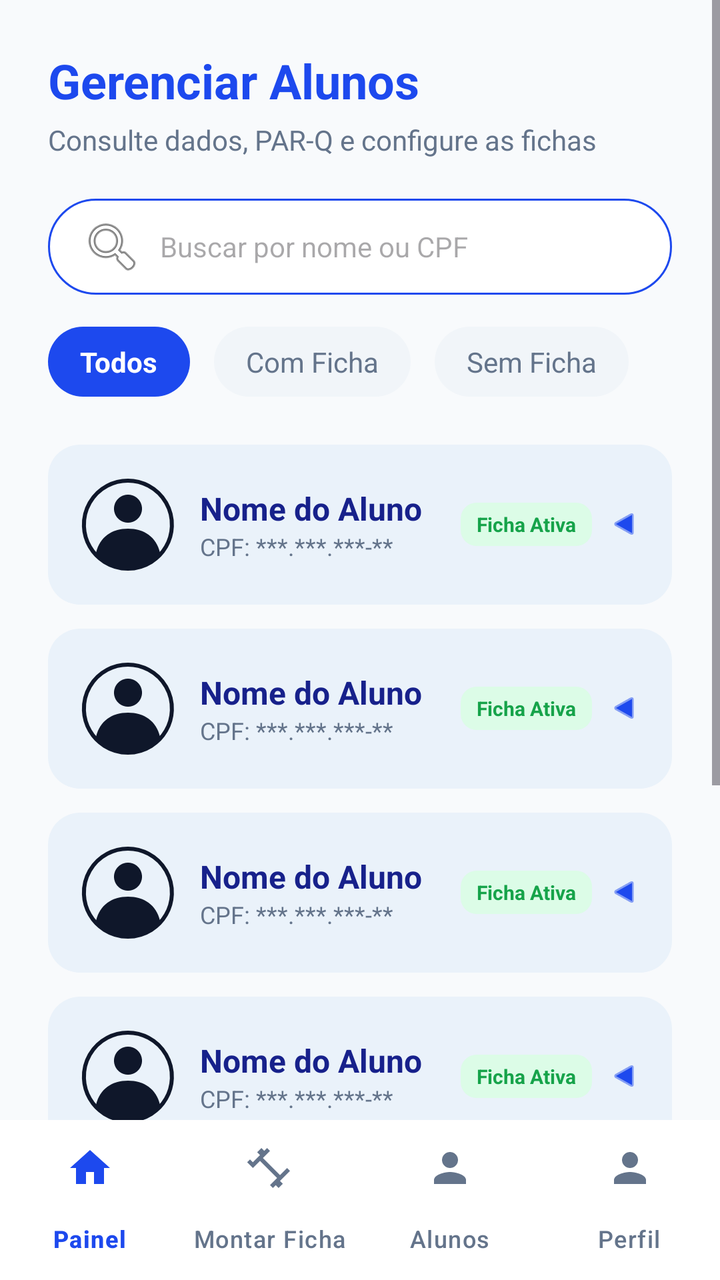
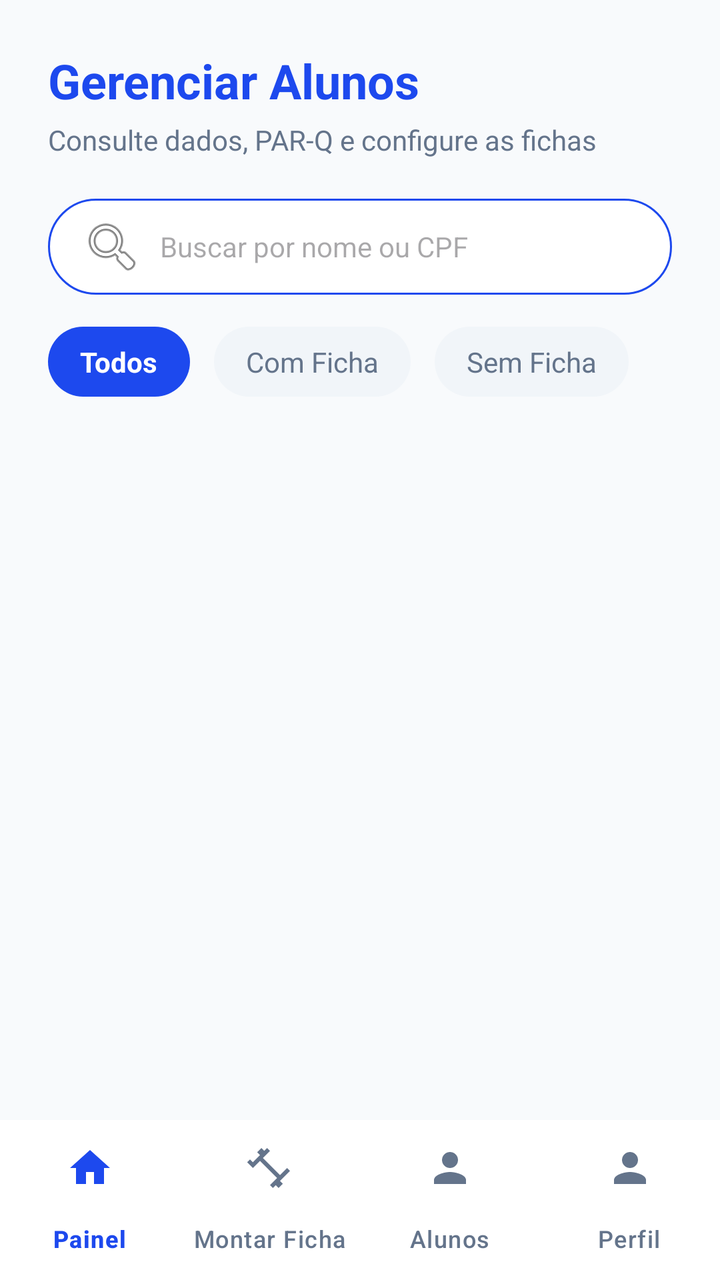

The first picture is an Android layout as it rendered before a commit; the second is the same layout after the commit. The layout source and the unified diff follow.
<!-- AndroidManifest.xml: application theme Theme.AcademiaUniforTelas1 -->
<!-- res/layout/activity_alunos_instrutor.xml -->
<?xml version="1.0" encoding="utf-8"?>
<androidx.constraintlayout.widget.ConstraintLayout xmlns:android="http://schemas.android.com/apk/res/android"
    xmlns:app="http://schemas.android.com/apk/res-auto"
    xmlns:tools="http://schemas.android.com/tools"
    android:layout_width="match_parent"
    android:layout_height="match_parent"
    android:fitsSystemWindows="true"
    android:background="@color/background_white">

    <ScrollView
        android:layout_width="match_parent"
        android:layout_height="0dp"
        android:fillViewport="true"
        app:layout_constraintBottom_toTopOf="@id/bottomNavInstrutor"
        app:layout_constraintTop_toTopOf="parent">

        <LinearLayout
            android:layout_width="match_parent"
            android:layout_height="wrap_content"
            android:orientation="vertical"
            android:paddingHorizontal="24dp"
            android:paddingTop="24dp">

            <TextView
                android:layout_width="wrap_content"
                android:layout_height="wrap_content"
                android:text="Gerenciar Alunos"
                android:textColor="@color/primary_blue"
                android:textSize="24sp"
                android:textStyle="bold" />

            <TextView
                android:layout_width="wrap_content"
                android:layout_height="wrap_content"
                android:layout_marginTop="4dp"
                android:text="Consulte dados, PAR-Q e configure as fichas"
                android:textColor="@color/text_gray"
                android:textSize="14sp" />

            
            <EditText
                android:layout_width="match_parent"
                android:layout_height="48dp"
                android:layout_marginTop="20dp"
                android:background="@drawable/bg_button_outline"
                android:drawableStart="@android:drawable/ic_menu_search"
                android:drawablePadding="8dp"
                android:hint="Buscar por nome ou CPF"
                android:paddingHorizontal="16dp"
                android:textSize="14sp" />

            
            <LinearLayout
                android:layout_width="match_parent"
                android:layout_height="wrap_content"
                android:layout_marginTop="16dp"
                android:orientation="horizontal">

                <TextView
                    android:layout_width="wrap_content"
                    android:layout_height="wrap_content"
                    android:background="@drawable/bg_pill_blue_solid"
                    android:text="Todos"
                    android:textColor="@color/white"
                    android:textSize="14sp"
                    android:textStyle="bold" />

                <TextView
                    android:layout_width="wrap_content"
                    android:layout_height="wrap_content"
                    android:layout_marginStart="12dp"
                    android:background="@drawable/bg_pill_gray"
                    android:text="Com Ficha"
                    android:textColor="@color/text_gray"
                    android:textSize="14sp" />

                <TextView
                    android:layout_width="wrap_content"
                    android:layout_height="wrap_content"
                    android:layout_marginStart="12dp"
                    android:background="@drawable/bg_pill_gray"
                    android:text="Sem Ficha"
                    android:textColor="@color/text_gray"
                    android:textSize="14sp" />
            </LinearLayout>

            
            <LinearLayout
                android:layout_width="match_parent"
                android:layout_height="wrap_content"
                android:layout_marginTop="24dp"
                android:layout_marginBottom="24dp"
                android:orientation="vertical">

                <include
                    android:id="@+id/itemAluno1"
                    layout="@layout/item_aluno_instrutor" />

                <include
                    android:id="@+id/itemAluno2"
                    layout="@layout/item_aluno_instrutor" />

                <include
                    android:id="@+id/itemAluno3"
                    layout="@layout/item_aluno_instrutor" />

                <include
                    android:id="@+id/itemAluno4"
                    layout="@layout/item_aluno_instrutor" />

                <include
                    android:id="@+id/itemAluno5"
                    layout="@layout/item_aluno_instrutor" />

                <include
                    android:id="@+id/itemAluno6"
                    layout="@layout/item_aluno_instrutor" />
            </LinearLayout>
        </LinearLayout>
    </ScrollView>

    <com.google.android.material.bottomnavigation.BottomNavigationView
        android:id="@+id/bottomNavInstrutor"
        android:layout_width="match_parent"
        android:layout_height="wrap_content"
        android:background="#FFFFFF"
        app:elevation="12dp"
        app:itemIconTint="@color/nav_item_colors"
        app:itemTextColor="@color/nav_item_colors"
        app:labelVisibilityMode="labeled"
        app:layout_constraintBottom_toBottomOf="parent"
        app:menu="@menu/menu_bottom_nav_instrutor" />

</androidx.constraintlayout.widget.ConstraintLayout>
<!-- res/layout/item_aluno_instrutor.xml (included above) -->
<?xml version="1.0" encoding="utf-8"?>
<RelativeLayout xmlns:android="http://schemas.android.com/apk/res/android"
    android:layout_width="match_parent"
    android:layout_height="wrap_content"
    android:layout_marginBottom="12dp"
    android:background="@drawable/bg_card_blue"
    android:padding="16dp">

    <ImageView
        android:id="@+id/ivAvatarAluno"
        android:layout_width="48dp"
        android:layout_height="48dp"
        android:layout_centerVertical="true"
        android:src="@drawable/ic_avatar_bordered" />

    <LinearLayout
        android:layout_width="wrap_content"
        android:layout_height="wrap_content"
        android:layout_centerVertical="true"
        android:layout_marginStart="12dp"
        android:layout_toEndOf="@id/ivAvatarAluno"
        android:orientation="vertical">

        <TextView
            android:id="@+id/tvNomeAluno"
            android:layout_width="wrap_content"
            android:layout_height="wrap_content"
            android:text="Nome do Aluno"
            android:textColor="@color/dark_navy"
            android:textSize="16sp"
            android:textStyle="bold" />

        <TextView
            android:id="@+id/tvCpfAluno"
            android:layout_width="wrap_content"
            android:layout_height="wrap_content"
            android:text="CPF: ***.***.***-**"
            android:textColor="@color/text_gray"
            android:textSize="12sp" />
    </LinearLayout>

    <LinearLayout
        android:layout_width="wrap_content"
        android:layout_height="wrap_content"
        android:layout_alignParentEnd="true"
        android:layout_centerVertical="true"
        android:gravity="center_vertical"
        android:orientation="horizontal">

        <TextView
            android:id="@+id/tvStatusFicha"
            android:layout_width="wrap_content"
            android:layout_height="wrap_content"
            android:background="@drawable/bg_badge_green"
            android:text="Ficha Ativa"
            android:textColor="#16A34A"
            android:textSize="10sp"
            android:textStyle="bold" />

        <ImageView
            android:layout_width="16dp"
            android:layout_height="16dp"
            android:layout_marginStart="8dp"
            android:src="@android:drawable/ic_media_play"
            android:tint="@color/primary_blue"
            android:rotation="180"/>
    </LinearLayout>
</RelativeLayout>
<!-- resources referenced by this layout -->
<resources>
  <color name="background_white">#F8FAFC</color>
  <color name="dark_navy">#17218B</color>
  <color name="primary_blue">#1D49EE</color>
  <color name="text_gray">#64748B</color>
  <color name="white">#FFFFFFFF</color>
  <!-- drawable bg_badge_green (drawable) -->
  <?xml version="1.0" encoding="utf-8"?>
  <shape xmlns:android="http://schemas.android.com/apk/res/android"
      android:shape="rectangle">
      <solid android:color="#DCFCE7" />
      <corners android:radius="8dp" />
      <padding android:left="8dp" android:right="8dp" android:top="4dp" android:bottom="4dp"/>
  </shape>
  <!-- drawable bg_button_outline (drawable) -->
  <?xml version="1.0" encoding="utf-8"?>
  <shape xmlns:android="http://schemas.android.com/apk/res/android"
      android:shape="rectangle">
      <solid android:color="@color/white" />
      <stroke
          android:width="1dp"
          android:color="@color/primary_blue" />
      <corners android:radius="24dp" />
  </shape>
  <!-- drawable bg_card_blue (drawable) -->
  <?xml version="1.0" encoding="utf-8"?>
  <shape xmlns:android="http://schemas.android.com/apk/res/android">
      <solid android:color="#EAF2FA" />
      <corners android:radius="16dp" />
  </shape>
  <!-- drawable bg_pill_blue_solid (drawable) -->
  <?xml version="1.0" encoding="utf-8"?>
  <shape xmlns:android="http://schemas.android.com/apk/res/android"
      android:shape="rectangle">
      <solid android:color="@color/primary_blue" />
      <corners android:radius="28dp" />
      <padding android:left="16dp" android:right="16dp" android:top="8dp" android:bottom="8dp"/>
  </shape>
  <!-- drawable bg_pill_gray (drawable) -->
  <?xml version="1.0" encoding="utf-8"?>
  <shape xmlns:android="http://schemas.android.com/apk/res/android"
      android:shape="rectangle">
      <solid android:color="#F1F5F9" />
      <corners android:radius="28dp" />
      <padding android:left="16dp" android:right="16dp" android:top="8dp" android:bottom="8dp"/>
  </shape>
  <!-- drawable ic_avatar_bordered (drawable) -->
  <?xml version="1.0" encoding="utf-8"?>
  <vector xmlns:android="http://schemas.android.com/apk/res/android"
      android:width="48dp" android:height="48dp"
      android:viewportWidth="48" android:viewportHeight="48">
      <path android:strokeWidth="2" android:strokeColor="#0F172A" android:pathData="M24,2 A22,22 0 1,1 23.9,2 z"/>
      <path android:fillColor="#0F172A" android:pathData="M24,9 c-3.87,0 -7,3.13 -7,7 c0,3.87 3.13,7 7,7 c3.87,0 7,-3.13 7,-7 c0,-3.87 -3.13,-7 -7,-7 z"/>
      <path android:fillColor="#0F172A" android:pathData="M8,38 c2,-8 8,-12 16,-12 s14,4 16,12 c-3,5 -8,8 -16,8 s-13,-3 -16,-8 z"/>
  </vector>
  <style name="Theme.AcademiaUniforTelas1" parent="Base.Theme.AcademiaUniforTelas1" />
  <style name="Base.Theme.AcademiaUniforTelas1" parent="Theme.Material3.DayNight.NoActionBar">
          <item name="colorPrimary">@color/primary_blue</item>
          <item name="colorAccent">@color/primary_blue</item>
          <item name="materialButtonStyle">@style/Widget.Material3.Button</item>
      </style>
</resources>

<!-- the commit's change to res/layout/activity_alunos_instrutor.xml (unified diff, before → after) -->
@@ -39,6 +39,7 @@
 
             
             <EditText
+                android:id="@+id/etBuscarAluno"
                 android:layout_width="match_parent"
                 android:layout_height="48dp"
                 android:layout_marginTop="20dp"
@@ -57,28 +58,43 @@
                 android:orientation="horizontal">
 
                 <TextView
+                    android:id="@+id/tvChipTodos"
                     android:layout_width="wrap_content"
                     android:layout_height="wrap_content"
                     android:background="@drawable/bg_pill_blue_solid"
+                    android:clickable="true"
+                    android:focusable="true"
+                    android:paddingHorizontal="16dp"
+                    android:paddingVertical="8dp"
                     android:text="Todos"
                     android:textColor="@color/white"
                     android:textSize="14sp"
                     android:textStyle="bold" />
 
                 <TextView
+                    android:id="@+id/tvChipComFicha"
                     android:layout_width="wrap_content"
                     android:layout_height="wrap_content"
                     android:layout_marginStart="12dp"
                     android:background="@drawable/bg_pill_gray"
+                    android:clickable="true"
+                    android:focusable="true"
+                    android:paddingHorizontal="16dp"
+                    android:paddingVertical="8dp"
                     android:text="Com Ficha"
                     android:textColor="@color/text_gray"
                     android:textSize="14sp" />
 
                 <TextView
+                    android:id="@+id/tvChipSemFicha"
                     android:layout_width="wrap_content"
                     android:layout_height="wrap_content"
                     android:layout_marginStart="12dp"
                     android:background="@drawable/bg_pill_gray"
+                    android:clickable="true"
+                    android:focusable="true"
+                    android:paddingHorizontal="16dp"
+                    android:paddingVertical="8dp"
                     android:text="Sem Ficha"
                     android:textColor="@color/text_gray"
                     android:textSize="14sp" />
@@ -86,35 +102,15 @@
 
             
             <LinearLayout
+                android:id="@+id/llContainerAlunos"
                 android:layout_width="match_parent"
                 android:layout_height="wrap_content"
                 android:layout_marginTop="24dp"
                 android:layout_marginBottom="24dp"
                 android:orientation="vertical">
 
-                <include
-                    android:id="@+id/itemAluno1"
-                    layout="@layout/item_aluno_instrutor" />
+                
 
-                <include
-                    android:id="@+id/itemAluno2"
-                    layout="@layout/item_aluno_instrutor" />
-
-                <include
-                    android:id="@+id/itemAluno3"
-                    layout="@layout/item_aluno_instrutor" />
-
-                <include
-                    android:id="@+id/itemAluno4"
-                    layout="@layout/item_aluno_instrutor" />
-
-                <include
-                    android:id="@+id/itemAluno5"
-                    layout="@layout/item_aluno_instrutor" />
-
-                <include
-                    android:id="@+id/itemAluno6"
-                    layout="@layout/item_aluno_instrutor" />
             </LinearLayout>
         </LinearLayout>
     </ScrollView>
@@ -132,72 +128,3 @@
         app:menu="@menu/menu_bottom_nav_instrutor" />
 
 </androidx.constraintlayout.widget.ConstraintLayout>
-<!-- res/layout/item_aluno_instrutor.xml (included above) -->
-<?xml version="1.0" encoding="utf-8"?>
-<RelativeLayout xmlns:android="http://schemas.android.com/apk/res/android"
-    android:layout_width="match_parent"
-    android:layout_height="wrap_content"
-    android:layout_marginBottom="12dp"
-    android:background="@drawable/bg_card_blue"
-    android:padding="16dp">
-
-    <ImageView
-        android:id="@+id/ivAvatarAluno"
-        android:layout_width="48dp"
-        android:layout_height="48dp"
-        android:layout_centerVertical="true"
-        android:src="@drawable/ic_avatar_bordered" />
-
-    <LinearLayout
-        android:layout_width="wrap_content"
-        android:layout_height="wrap_content"
-        android:layout_centerVertical="true"
-        android:layout_marginStart="12dp"
-        android:layout_toEndOf="@id/ivAvatarAluno"
-        android:orientation="vertical">
-
-        <TextView
-            android:id="@+id/tvNomeAluno"
-            android:layout_width="wrap_content"
-            android:layout_height="wrap_content"
-            android:text="Nome do Aluno"
-            android:textColor="@color/dark_navy"
-            android:textSize="16sp"
-            android:textStyle="bold" />
-
-        <TextView
-            android:id="@+id/tvCpfAluno"
-            android:layout_width="wrap_content"
-            android:layout_height="wrap_content"
-            android:text="CPF: ***.***.***-**"
-            android:textColor="@color/text_gray"
-            android:textSize="12sp" />
-    </LinearLayout>
-
-    <LinearLayout
-        android:layout_width="wrap_content"
-        android:layout_height="wrap_content"
-        android:layout_alignParentEnd="true"
-        android:layout_centerVertical="true"
-        android:gravity="center_vertical"
-        android:orientation="horizontal">
-
-        <TextView
-            android:id="@+id/tvStatusFicha"
-            android:layout_width="wrap_content"
-            android:layout_height="wrap_content"
-            android:background="@drawable/bg_badge_green"
-            android:text="Ficha Ativa"
-            android:textColor="#16A34A"
-            android:textSize="10sp"
-            android:textStyle="bold" />
-
-        <ImageView
-            android:layout_width="16dp"
-            android:layout_height="16dp"
-            android:layout_marginStart="8dp"
-            android:src="@android:drawable/ic_media_play"
-            android:tint="@color/primary_blue"
-            android:rotation="180"/>
-    </LinearLayout>
-</RelativeLayout>
<!-- resource entries referenced after the edit -->
@@ -1,18 +1,9 @@
 <!-- resources referenced by this layout -->
 <resources>
   <color name="background_white">#F8FAFC</color>
-  <color name="dark_navy">#17218B</color>
   <color name="primary_blue">#1D49EE</color>
   <color name="text_gray">#64748B</color>
   <color name="white">#FFFFFFFF</color>
-  <!-- drawable bg_badge_green (drawable) -->
-  <?xml version="1.0" encoding="utf-8"?>
-  <shape xmlns:android="http://schemas.android.com/apk/res/android"
-      android:shape="rectangle">
-      <solid android:color="#DCFCE7" />
-      <corners android:radius="8dp" />
-      <padding android:left="8dp" android:right="8dp" android:top="4dp" android:bottom="4dp"/>
-  </shape>
   <!-- drawable bg_button_outline (drawable) -->
   <?xml version="1.0" encoding="utf-8"?>
   <shape xmlns:android="http://schemas.android.com/apk/res/android"
@@ -22,12 +13,6 @@
           android:width="1dp"
           android:color="@color/primary_blue" />
       <corners android:radius="24dp" />
-  </shape>
-  <!-- drawable bg_card_blue (drawable) -->
-  <?xml version="1.0" encoding="utf-8"?>
-  <shape xmlns:android="http://schemas.android.com/apk/res/android">
-      <solid android:color="#EAF2FA" />
-      <corners android:radius="16dp" />
   </shape>
   <!-- drawable bg_pill_blue_solid (drawable) -->
   <?xml version="1.0" encoding="utf-8"?>
@@ -45,15 +30,6 @@
       <corners android:radius="28dp" />
       <padding android:left="16dp" android:right="16dp" android:top="8dp" android:bottom="8dp"/>
   </shape>
-  <!-- drawable ic_avatar_bordered (drawable) -->
-  <?xml version="1.0" encoding="utf-8"?>
-  <vector xmlns:android="http://schemas.android.com/apk/res/android"
-      android:width="48dp" android:height="48dp"
-      android:viewportWidth="48" android:viewportHeight="48">
-      <path android:strokeWidth="2" android:strokeColor="#0F172A" android:pathData="M24,2 A22,22 0 1,1 23.9,2 z"/>
-      <path android:fillColor="#0F172A" android:pathData="M24,9 c-3.87,0 -7,3.13 -7,7 c0,3.87 3.13,7 7,7 c3.87,0 7,-3.13 7,-7 c0,-3.87 -3.13,-7 -7,-7 z"/>
-      <path android:fillColor="#0F172A" android:pathData="M8,38 c2,-8 8,-12 16,-12 s14,4 16,12 c-3,5 -8,8 -16,8 s-13,-3 -16,-8 z"/>
-  </vector>
   <style name="Theme.AcademiaUniforTelas1" parent="Base.Theme.AcademiaUniforTelas1" />
   <style name="Base.Theme.AcademiaUniforTelas1" parent="Theme.Material3.DayNight.NoActionBar">
           <item name="colorPrimary">@color/primary_blue</item>
